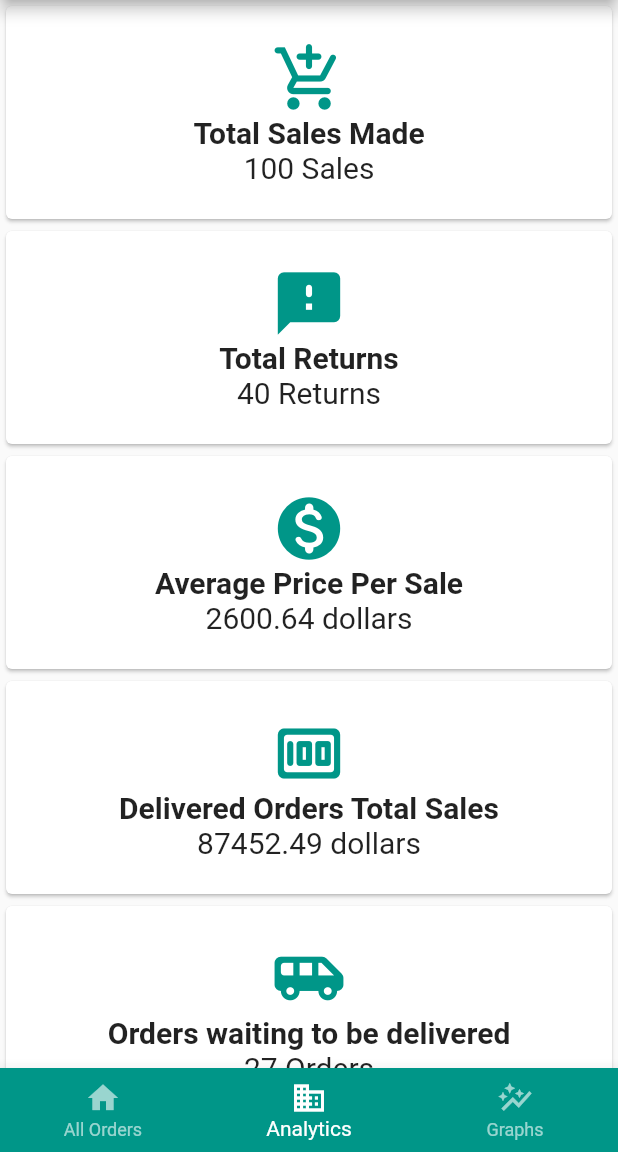
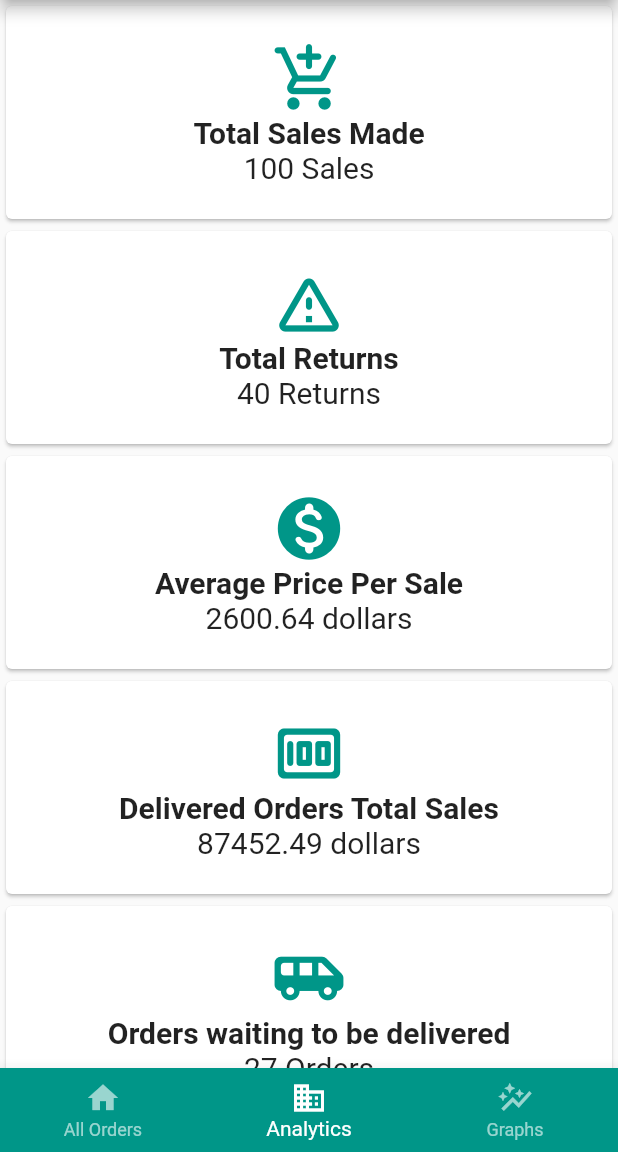
Before and after one commit to Medhatt12/flapkap_flutter_challenge, a Flutter app: the screen it shows after launch, item 2 of the bottom bar chosen, on a phone screen of 412 x 824 dp, the part 84-1236 px from its top. Run offline on Flutter 3.47's test engine with Material 2 defaults, Android fonts, the phone set to English and light mode, and no system bars; network calls fail.

Commit message:
first commit

```diff
--- a/lib/main.dart
+++ b/lib/main.dart
@@ -1,4 +1,3 @@
-
 import 'package:flutter/material.dart';
 import 'package:provider/provider.dart';
 
@@ -10,10 +9,40 @@ void main() {
 }
 
 class MyApp extends StatelessWidget {
-  //const MyApp({Key? key}) : super(key: key);
-
   @override
   Widget build(BuildContext context) {
+    const MaterialColor kPrimaryColor = MaterialColor(
+      0xff290cff,
+      <int, Color>{
+        50: Color(0xff290cff),
+        100: Color(0xff290cff),
+        200: Color(0xff290cff),
+        300: Color(0xff290cff),
+        400: Color(0xff290cff),
+        500: Color(0xff290cff),
+        600: Color(0xff290cff),
+        700: Color(0xff290cff),
+        800: Color(0xff290cff),
+        900: Color(0xff290cff),
+      },
+    );
+    const MaterialColor KAccentColor = MaterialColor(
+      0xff5ec9c9,
+      <int, Color>{
+        50: Color(0xff5ec9c9),
+        100: Color(0xff5ec9c9),
+        200: Color(0xff5ec9c9),
+        300: Color(0xff5ec9c9),
+        400: Color(0xff5ec9c9),
+        500: Color(0xff5ec9c9),
+        600: Color(0xff5ec9c9),
+        700: Color(0xff5ec9c9),
+        800: Color(0xff5ec9c9),
+        900: Color(0xff5ec9c9),
+      },
+    );
+
+
     return MultiProvider(
       providers: [
         ChangeNotifierProvider(
@@ -24,6 +53,7 @@ class MyApp extends StatelessWidget {
         debugShowCheckedModeBanner: false,
         theme: ThemeData(
           primarySwatch: Colors.teal,
+          accentColor: Colors.teal,
         ),
         home: HomeScreen(),
       ),
--- a/lib/providers/order.dart
+++ b/lib/providers/order.dart
@@ -45,15 +45,15 @@ class Orders with ChangeNotifier {
       return;
     }
 
-    data.forEach((element) {
+    for (var element in data) {
       String tmp = element['price'];
       String tmp2 = tmp.replaceAll(',', '');
       String tmp3 = tmp2.substring(1);
       List<dynamic> tmplist = element['tags'];
       List<String> tmplist2 = [];
-      tmplist.forEach((element) {
+      for (var element in tmplist) {
         tmplist2.add(element.toString());
-      });
+      }
       loadedOrders.add(Order(
         id: element['id'],
         isActive: element['isActive'],
@@ -65,7 +65,7 @@ class Orders with ChangeNotifier {
         status: element['status'],
         registeredDate: DateTime.parse(element['registered']),
       ));
-    });
+    }
 
     _orders = loadedOrders.toList();
     notifyListeners();
@@ -77,43 +77,41 @@ class Orders with ChangeNotifier {
 
   int get numberOfReturns{
     int no = 0;
-    _orders.forEach((element) {
+    for (var element in _orders) {
       if(element.status == 'RETURNED'){
         no++;
       }
-    });
+    }
     return no;
   }
 
   int get numberOfOrdersWaiting{
     int no = 0;
-    _orders.forEach((element) {
+    for (var element in _orders) {
       if(element.status == 'ORDERED'){
         no++;
       }
-    });
+    }
     return no;
   }
 
   double get averagePrice{
     double sum = 0;
-    double avg = 0;
 
-    _orders.forEach((element) {
+    for (var element in _orders) {
       sum = element.price + sum;
-    });
+    }
 
-    avg = sum/totalNumberOfSales;
-    return avg;
+    return sum/totalNumberOfSales;
   }
 
   double get deliveredOrdersSales{
     double sales=0;
-    _orders.forEach((element) {
+    for (var element in _orders) {
       if(element.status == 'DELIVERED'){
         sales = sales+element.price;
       }
-    });
+    }
     return sales;
   }
 }
--- a/lib/widgets/analytics_widget.dart
+++ b/lib/widgets/analytics_widget.dart
@@ -3,7 +3,25 @@ import 'package:flutter/material.dart';
 import 'package:provider/provider.dart';
 
 class Analytics extends StatelessWidget {
-  //const Analytics({ Key? key }) : super(key: key);
+  Widget AnalyticsCard(
+      BuildContext context, IconData iconData,String analyticsTitle, String info) {
+    return Column(
+      mainAxisAlignment: MainAxisAlignment.center,
+      crossAxisAlignment: CrossAxisAlignment.center,
+      children: [
+        Icon(iconData,
+            size: 50, color: Theme.of(context).accentColor),
+        Text(
+          analyticsTitle,
+          style: TextStyle(fontWeight: FontWeight.bold, fontSize: 20),
+        ),
+        Text(
+          info,
+          style: const TextStyle(fontSize: 20),
+        )
+      ],
+    );
+  }
 
   @override
   Widget build(BuildContext context) {
@@ -15,97 +33,46 @@ class Analytics extends StatelessWidget {
               itemCount: 5,
               itemBuilder: (context, index) {
                 return SizedBox(
-                  height: 150,
-                  width: double.infinity,
-                  child: Card(
-                    child: index == 0
-                        ? Column(
-                            mainAxisAlignment: MainAxisAlignment.center,
-                            crossAxisAlignment: CrossAxisAlignment.center,
-                            children: [
-                              Icon(
+                    height: 150,
+                    width: double.infinity,
+                    child: Card(
+                        child: index == 0
+                            ? AnalyticsCard(
+                                context,
                                 Icons.add_shopping_cart_rounded,
-                                color: Theme.of(context).primaryColor,
-                                size: 50,
-                              ),
-                              const Text(
                                 'Total Sales Made',
-                                style: TextStyle(
-                                    fontWeight: FontWeight.bold, fontSize: 20),
-                              ),
-                              Text(
-                                orderData
-                                        .totalNumberOfSales
-                                        .toString() +
-                                    ' Sales',
-                                style: const TextStyle(
-                                    fontSize: 20),
-                              ),
-                            ],
-                          )
-                        : index == 1
-                            ? Column(
-                              mainAxisAlignment: MainAxisAlignment.center,
-                              crossAxisAlignment: CrossAxisAlignment.center,
-                              children: [
-                                Icon(Icons.sms_failed_rounded,size: 50,color: Theme.of(context).primaryColor),
-                                const Text(
-                                'Total Returns',
-                                style: TextStyle(
-                                    fontWeight: FontWeight.bold, fontSize: 20),
-                              ),
-                                Text(orderData.numberOfReturns.toString()+' Returns',
-                                style: const TextStyle(
-                                    fontSize: 20),)
-                              ],
-                            )
-                            : index == 2?
-                            Column(
-                              mainAxisAlignment: MainAxisAlignment.center,
-                              crossAxisAlignment: CrossAxisAlignment.center,
-                              children: [
-                                Icon(Icons.monetization_on_rounded,size: 50,color: Theme.of(context).primaryColor),
-                                const Text(
-                                'Average Price Per Sale',
-                                style: TextStyle(
-                                    fontWeight: FontWeight.bold, fontSize: 20),
-                              ),
-                                Text(orderData.averagePrice.toStringAsFixed(2)+' dollars',
-                                style: const TextStyle(
-                                    fontSize: 20),)
-                              ],
-                            )
-                            : index==3? Column(
-                              mainAxisAlignment: MainAxisAlignment.center,
-                              crossAxisAlignment: CrossAxisAlignment.center,
-                              children: [
-                                Icon(Icons.money_rounded,size: 50,color: Theme.of(context).primaryColor),
-                                const Text(
-                                'Delivered Orders Total Sales',
-                                style: TextStyle(
-                                    fontWeight: FontWeight.bold, fontSize: 20),
-                              ),
-                                Text(orderData.deliveredOrdersSales.toStringAsFixed(2)+' dollars',
-                                style: const TextStyle(
-                                    fontSize: 20),)
-                              ],
-                  )
-                  : Column(
-                              mainAxisAlignment: MainAxisAlignment.center,
-                              crossAxisAlignment: CrossAxisAlignment.center,
-                              children: [
-                                Icon(Icons.airport_shuttle_rounded,size: 50,color: Theme.of(context).primaryColor),
-                                const Text(
-                                'Orders waiting to be delivered',
-                                style: TextStyle(
-                                    fontWeight: FontWeight.bold, fontSize: 20),
-                              ),
-                                Text(orderData.numberOfOrdersWaiting.toString()+' Orders',
-                                style: const TextStyle(
-                                    fontSize: 20),)
-                              ],
-                  )
-                ));
+                                orderData.totalNumberOfSales.toString() +
+                                    ' Sales')
+                            : index == 1
+                                ? AnalyticsCard(
+                                    context,
+                                    Icons.warning_amber_rounded,
+                                    'Total Returns',
+                                    orderData.numberOfReturns.toString() +
+                                        ' Returns')
+                                : index == 2
+                                    ? AnalyticsCard(
+                                        context,
+                                        Icons.monetization_on_rounded,
+                                        'Average Price Per Sale',
+                                        orderData.averagePrice
+                                                .toStringAsFixed(2) +
+                                            ' dollars')
+                                    : index == 3
+                                        ? AnalyticsCard(
+                                            context,
+                                            Icons.money_rounded,
+                                            'Delivered Orders Total Sales',
+                                            orderData.deliveredOrdersSales
+                                                    .toStringAsFixed(2) +
+                                                ' dollars')
+                                        : AnalyticsCard(
+                                            context,
+                                            Icons.airport_shuttle_rounded,
+                                            'Orders waiting to be delivered',
+                                            orderData.numberOfOrdersWaiting
+                                                    .toString() +
+                                                ' Orders')));
               }),
         ),
       ],
--- a/lib/widgets/chart.dart
+++ b/lib/widgets/chart.dart
@@ -5,7 +5,7 @@ import './chart_bar.dart';
 import '../providers/order.dart';
 
 class Chart extends StatelessWidget {
-  //final List<Orders> recentTransactions;
+
   List<Order> loadedDate = Orders().getOrders;
 
   Chart(this.loadedDate);
@@ -13,7 +13,7 @@ class Chart extends StatelessWidget {
   List<Map<String, Object>> get groupedTransactionValues {
     return List.generate(12, (index) {
       final date = DateTime.now();
-      final month = new DateTime(date.day,date.month-index,date.year);
+      final month = DateTime(date.day,date.month-index,date.year);
       double totalSum = 0.0;
       //print(loadedDate.length.toString());
 
@@ -40,9 +40,9 @@ class Chart extends StatelessWidget {
   Widget build(BuildContext context) {
     return Card(
           elevation: 6,
-          margin: EdgeInsets.all(20),
+          margin:  const EdgeInsets.all(20),
           child: Padding(
-            padding: EdgeInsets.all(10),
+            padding: const EdgeInsets.all(10),
             child: Row(
               mainAxisAlignment: MainAxisAlignment.spaceAround,
               children: groupedTransactionValues.map((data) {
--- a/lib/widgets/chart_bar.dart
+++ b/lib/widgets/chart_bar.dart
@@ -37,7 +37,7 @@ class ChartBar extends StatelessWidget {
               heightFactor: ordersPctOfTotal*4,
               child: Container(
                 decoration: BoxDecoration(
-                    color: Theme.of(context).primaryColor,
+                    color: Theme.of(context).accentColor,
                     borderRadius: BorderRadius.circular(10)),
               ),
             )
--- a/lib/widgets/graph_widget.dart
+++ b/lib/widgets/graph_widget.dart
@@ -27,7 +27,7 @@ class Graph extends StatelessWidget {
                   style: TextStyle(
                       fontWeight: FontWeight.bold,
                       fontSize: 20,
-                      color: Theme.of(context).primaryColor),
+                      color: Theme.of(context).accentColor),
                 ),
               ),
             ),
--- a/lib/widgets/show_orders_widget.dart
+++ b/lib/widgets/show_orders_widget.dart
@@ -32,9 +32,21 @@ class ShowOrders extends StatelessWidget {
                           .getOrders[index]
                           .price
                           .toString()),
-                trailing: Text(orderData[index].status.toString()),
+                  trailing: orderData[index].status.toString() == 'ORDERED'
+                      ? Text(
+                          orderData[index].status.toString(),
+                          style: const TextStyle(color: Colors.blue),
+                        )
+                      : orderData[index].status.toString() == 'RETURNED'
+                          ? Text(
+                              orderData[index].status.toString(),
+                              style: const TextStyle(color: Colors.red),
+                            )
+                          : Text(
+                              orderData[index].status.toString(),
+                              style: const TextStyle(color: Colors.teal),
                             ),
-            );
+                ));
           },
         ),
       )
```
Also changed, not shown: 2 other files. Lines whose indentation alone changed are shown as unchanged.
